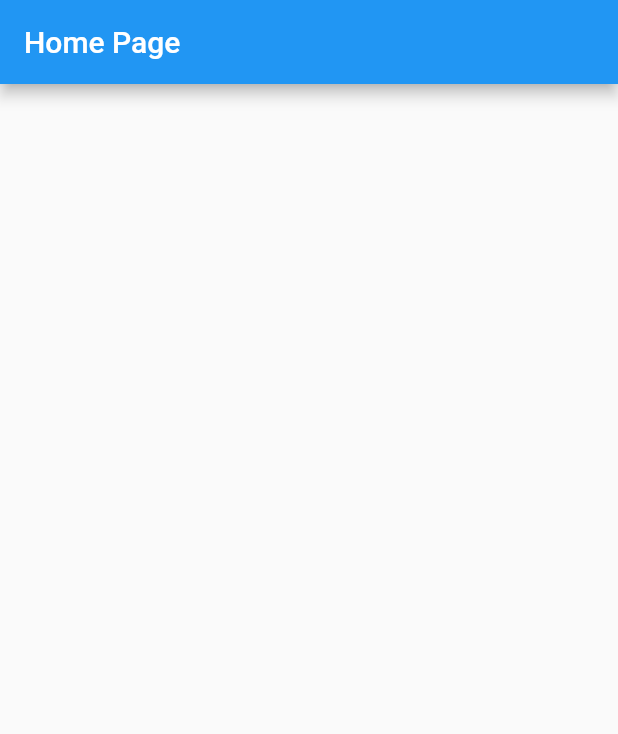
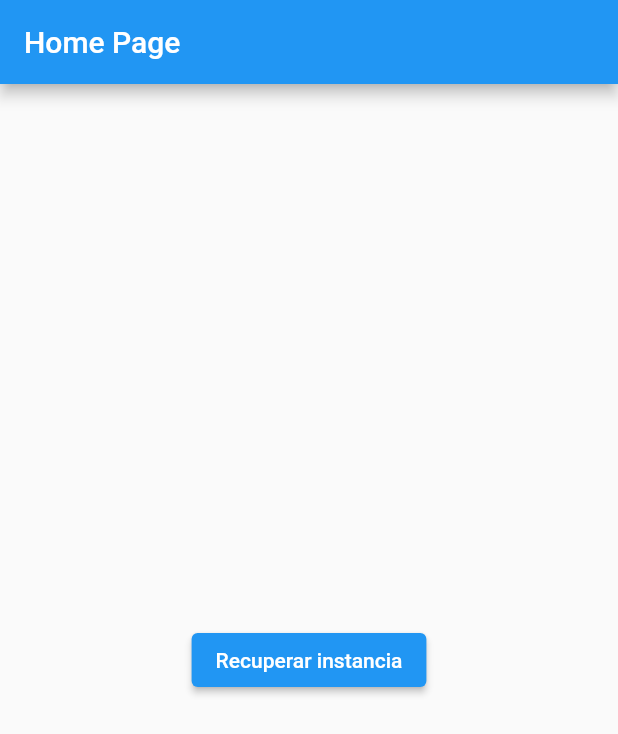
Before and after one commit to nbthales/dw10_modular, a Flutter app: the screen it shows after launch, on a phone screen of 412 x 824 dp. Shown: the top 734 px of the screen. Run offline on Flutter 3.47's test engine with Material 2 defaults, Android fonts, the phone set to English and light mode, and no system bars; our stand-ins replace flutter_modular.

Commit message:
01:30:23

```diff
--- a/lib/src/modules/home/home_page.dart
+++ b/lib/src/modules/home/home_page.dart
@@ -1,14 +1,25 @@
+import 'package:dw10_modular/src/repositories/pessoa/pessoa_repository.dart';
 import 'package:flutter/material.dart';
+import 'package:flutter_modular/flutter_modular.dart';
 
 class HomePage extends StatelessWidget {
+  const HomePage({super.key});
 
-  const HomePage({ super.key });
-
-   @override
-   Widget build(BuildContext context) {
-       return Scaffold(
-           appBar: AppBar(title: const Text('Home Page'),),
-           body: Container(),
-       );
+  @override
+  Widget build(BuildContext context) {
+    return Scaffold(
+      appBar: AppBar(
+        title: const Text('Home Page'),
+      ),
+      body: Center(
+          child: ElevatedButton(
+        onPressed: () {
+          debugPrint('hashcode da classe repository');
+          final pessoa = context.read<PessoaRepository>();
+          debugPrint(pessoa.hashCode.toString());
+        },
+        child: const Text('Recuperar instancia'),
+      )),
+    );
   }
 }
--- /dev/null
+++ b/lib/src/repositories/pessoa/pessoa_repository.dart
@@ -0,0 +1 @@
+abstract class PessoaRepository {}
```
Also changed, not shown: lib/src/modules/core/code_module.dart (added, +16 -0 lines), lib/src/modules/home/home_module.dart (+14 -1 lines), lib/src/modules/pessoa/pessoa_module.dart (added, +16 -0 lines), lib/src/repositories/pessoa/pessoa_repository_impl.dart (added, +8 -0 lines), lib/src/services/buscar_pessoa_service.dart (added, +10 -0 lines).
